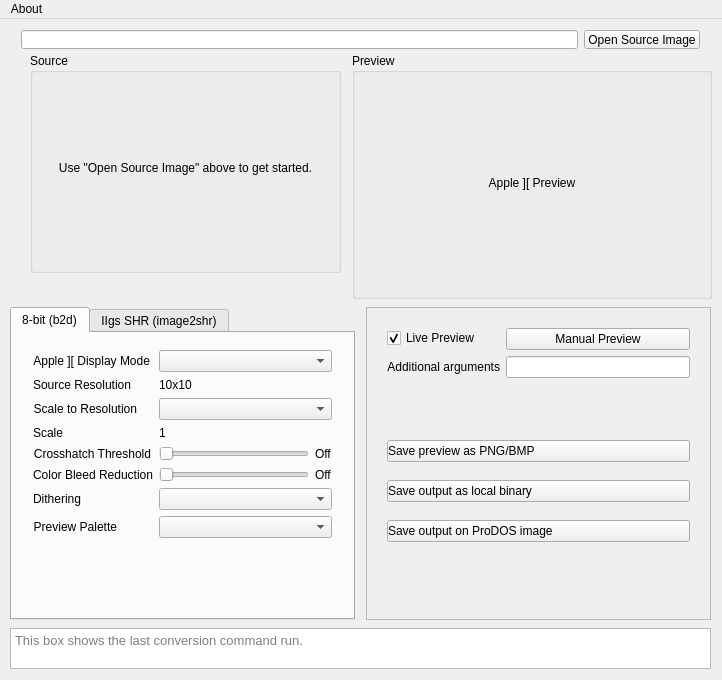
This is buckshot/mainwindow.ui in digarok/buckshot as Qt 5 draws it before an edit. The edited form follows.
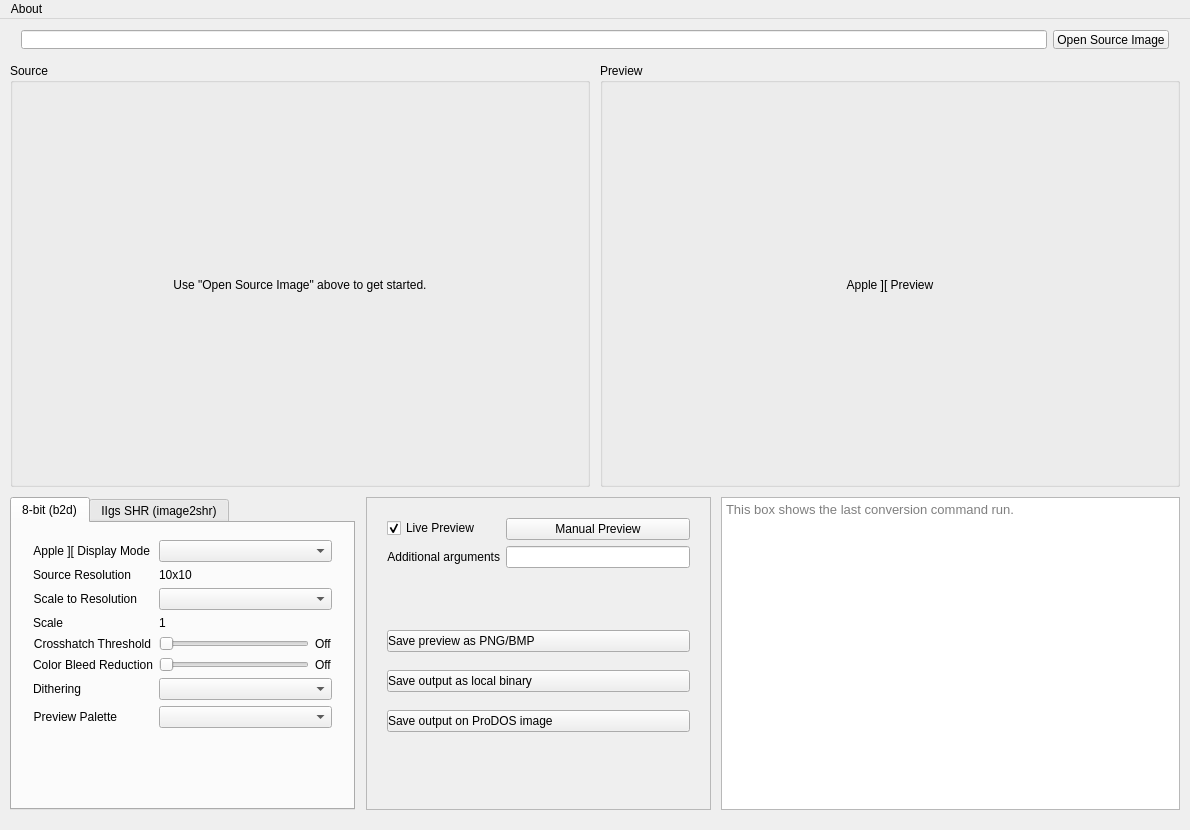
This is the edited form. Icons and pictures are not drawn.

Commit message: Match source/preview panes with integer preview scaling

Diff of the .ui file:
```diff
--- a/buckshot/mainwindow.ui
+++ b/buckshot/mainwindow.ui
@@ -6,8 +6,8 @@
    <rect>
     <x>0</x>
     <y>0</y>
-    <width>722</width>
-    <height>680</height>
+    <width>1190</width>
+    <height>830</height>
    </rect>
   </property>
   <property name="sizePolicy">
@@ -18,14 +18,14 @@
   </property>
   <property name="minimumSize">
    <size>
-    <width>722</width>
-    <height>680</height>
+    <width>1190</width>
+    <height>830</height>
    </size>
   </property>
   <property name="maximumSize">
    <size>
-    <width>722</width>
-    <height>680</height>
+    <width>1190</width>
+    <height>830</height>
    </size>
   </property>
   <property name="windowTitle">
@@ -35,10 +35,10 @@
    <widget class="QGroupBox" name="groupBox_source">
     <property name="geometry">
      <rect>
-      <x>30</x>
-      <y>34</y>
-      <width>311</width>
-      <height>220</height>
+      <x>10</x>
+      <y>44</y>
+      <width>580</width>
+      <height>424</height>
      </rect>
     </property>
     <property name="title">
@@ -48,9 +48,9 @@
      <property name="geometry">
       <rect>
        <x>10</x>
-       <y>24</y>
-       <width>291</width>
-       <height>181</height>
+       <y>30</y>
+       <width>560</width>
+       <height>384</height>
       </rect>
      </property>
      <property name="text">
@@ -64,10 +64,10 @@
    <widget class="QGroupBox" name="groupBox_preview">
     <property name="geometry">
      <rect>
-      <x>352</x>
-      <y>34</y>
-      <width>360</width>
-      <height>246</height>
+      <x>600</x>
+      <y>44</y>
+      <width>580</width>
+      <height>424</height>
      </rect>
     </property>
     <property name="title">
@@ -76,10 +76,10 @@
     <widget class="QLabel" name="label_preview">
      <property name="geometry">
       <rect>
-       <x>20</x>
+       <x>10</x>
        <y>30</y>
-       <width>320</width>
-       <height>200</height>
+       <width>560</width>
+       <height>384</height>
       </rect>
      </property>
      <property name="text">
@@ -95,7 +95,7 @@
      <rect>
       <x>10</x>
       <y>0</y>
-      <width>701</width>
+      <width>1170</width>
       <height>41</height>
      </rect>
     </property>
@@ -119,10 +119,10 @@
    <widget class="QPlainTextEdit" name="plainTextEdit_lastCmd">
     <property name="geometry">
      <rect>
-      <x>10</x>
-      <y>609</y>
-      <width>701</width>
-      <height>41</height>
+      <x>721</x>
+      <y>478</y>
+      <width>459</width>
+      <height>313</height>
      </rect>
     </property>
     <property name="font">
@@ -138,7 +138,7 @@
     <property name="geometry">
      <rect>
       <x>10</x>
-      <y>288</y>
+      <y>478</y>
       <width>345</width>
       <height>313</height>
      </rect>
@@ -492,7 +492,7 @@
     <property name="geometry">
      <rect>
       <x>366</x>
-      <y>288</y>
+      <y>478</y>
       <width>345</width>
       <height>313</height>
      </rect>
@@ -652,7 +652,7 @@
     <rect>
      <x>0</x>
      <y>0</y>
-     <width>722</width>
+     <width>1190</width>
      <height>22</height>
     </rect>
    </property>
```
The commit also changes 2 other files.
